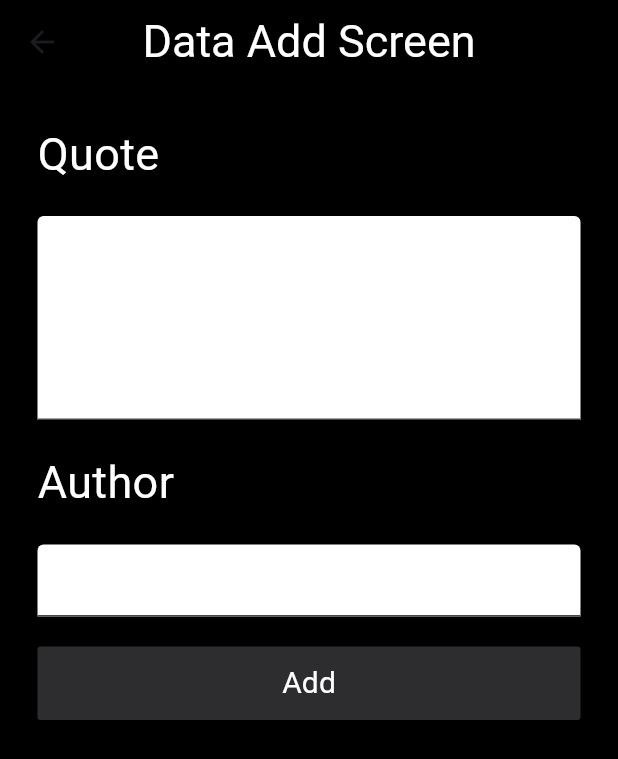
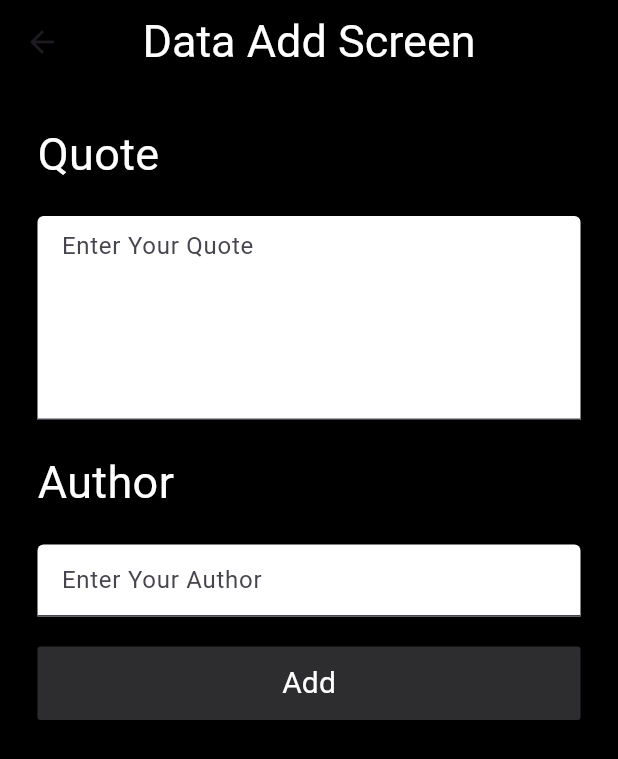
Before and after one commit to RontuMohonto/API_Practice, a Flutter app: the QuoteAddScreen screen opened directly, after a tap on "Add", on a phone screen of 412 x 824 dp. Shown: the top 759 px of the screen. Run offline on Flutter 3.47's test engine with Material 3 defaults, Android fonts, the phone set to English and light mode, and no system bars; our stand-ins replace shimmer; network calls fail.

```diff
--- a/lib/Q/add_screen.dart
+++ b/lib/Q/add_screen.dart
@@ -1,5 +1,7 @@
 import 'dart:developer';
 
+import 'package:api_integration/Q/api_add.dart';
+import 'package:api_integration/model/screen.dart';
 import 'package:flutter/material.dart';
 
 class QuoteAddScreen extends StatefulWidget {
@@ -49,7 +51,6 @@ class _QuoteAddScreenState extends State<QuoteAddScreen> {
               maxLines: 5,
               decoration: InputDecoration(
                 hintText: "Enter Your Quote",
-                hintStyle: TextStyle(color: Colors.white),
                 fillColor: Colors.white,
                 filled: true,
               ),
@@ -68,7 +69,7 @@ class _QuoteAddScreenState extends State<QuoteAddScreen> {
               controller: AuthorController,
               decoration: InputDecoration(
                 hintText: "Enter Your Author",
-                hintStyle: TextStyle(color: Colors.white),
+
                 fillColor: Colors.white,
                 filled: true,
               ),
@@ -81,9 +82,12 @@ class _QuoteAddScreenState extends State<QuoteAddScreen> {
                 ),
                 backgroundColor: Color(0xff2D2D2F),
               ),
-              onPressed: () {
-                log("===${QuoteController}  ${AuthorController}==");
-
+              onPressed: () async {
+                await AddApi.storeData(
+                  quote: QuoteController.text,
+                  author: AuthorController.text,
+                );
+                log("===${QuoteController.text}  ${AuthorController.text}==");
               },
               child: Padding(
                 padding: const EdgeInsets.symmetric(vertical: 10),
--- a/lib/Q/api_add.dart
+++ b/lib/Q/api_add.dart
@@ -1,13 +1,28 @@
 import 'dart:developer';
+import 'dart:convert';
 import 'package:http/http.dart' as http;
 
 class AddApi {
-  static Future<void> storeData() async {
+  static Future<void> storeData({
+    required String quote,
+    required String author,
+  }) async {
     try {
-      Uri url = Uri.parse("https://appapi.coderangon.com/api/quotations/1");
+      Uri url = Uri.parse("https://appapi.coderangon.com/api/quotations");
 
+      var header = {
+        "Accept": "application/json",
+        "Content-Type": "application/json",
+      };
+
+      var body = {"category_id": "3", "quote": quote, "author": author};
+
+      var r = await http.post(url, headers: header, body: jsonEncode(body));
+
+      log("===Status: ${r.statusCode}====");
+      log("===Response: ${r.body}====");
     } catch (e) {
-      log("===${e}=");
+      log("===Error: $e===");
     }
   }
 }
--- a/lib/main.dart
+++ b/lib/main.dart
@@ -16,7 +16,7 @@ class Myapp extends StatelessWidget {
   Widget build(BuildContext context) {
     return MaterialApp(
       debugShowCheckedModeBanner: false,
-      home: QuoteDataScreen(),
+      home: QuoteAddScreen(),
     );
   }
 }
```
